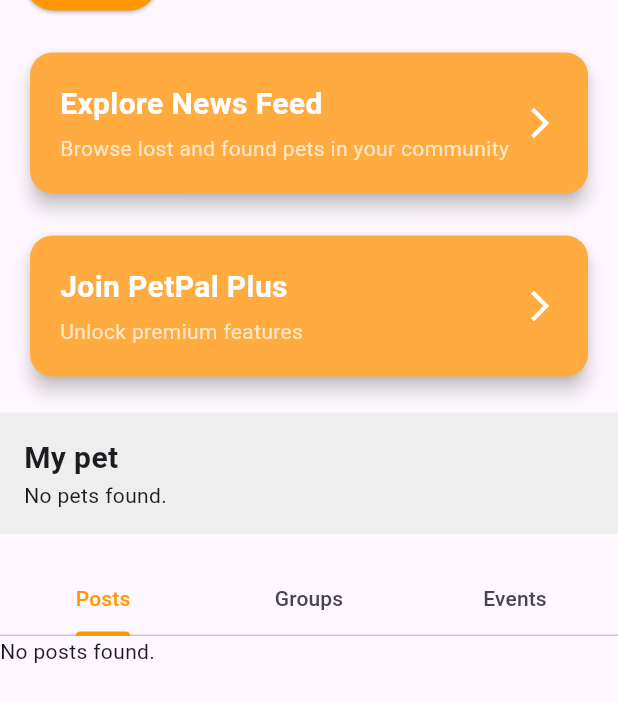
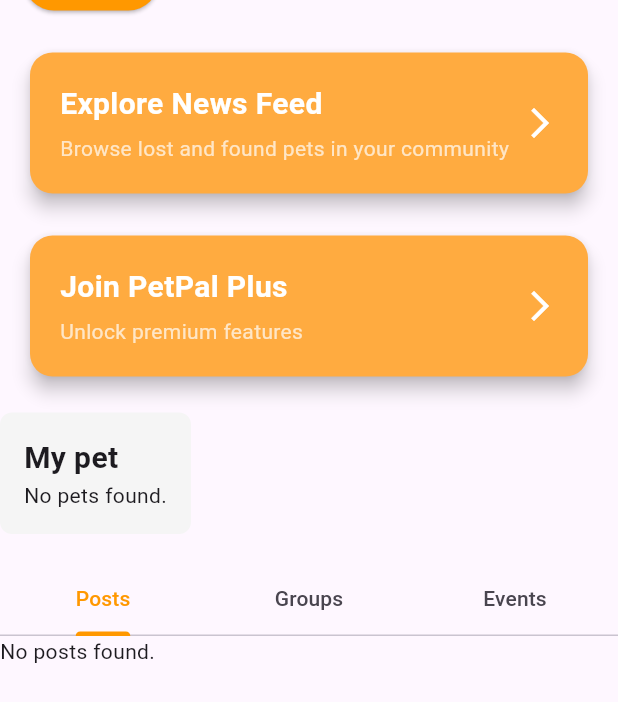
Before and after one commit to PramodLakmal/petpal, a Flutter app: the UserProfile screen opened directly, scrolled down 339 dp, on a phone screen of 412 x 824 dp. Shown: the top 702 px of the screen. Run offline on Flutter 3.47's test engine with Material 3 defaults, Android fonts, the light colour scheme and no system bars; our stand-ins replace cloud_firestore, firebase_auth, firebase_core, firebase_storage, google_sign_in, image_picker and 1 more; accounts and stored records are empty; network calls fail.

Commit message:
Refactor community feed and user profile screens

```diff
--- a/lib/Screens/community_feed_screen.dart
+++ b/lib/Screens/community_feed_screen.dart
@@ -450,9 +450,6 @@
       ),
     );
   }
-
-
-
 }
 
 class CommentSection extends StatefulWidget {
--- a/lib/user registration/userprofile.dart
+++ b/lib/user registration/userprofile.dart
@@ -437,8 +437,10 @@
                 // My pet section
                 Container(
                   padding: const EdgeInsets.all(16.0),
-                  width: double.infinity,
-                  color: Colors.grey[200],
+                  decoration: BoxDecoration(
+                    color: Colors.grey[100],
+                    borderRadius: BorderRadius.circular(8.0),
+                  ),
                   child: Column(
                     crossAxisAlignment: CrossAxisAlignment.start,
                     children: [
```
Lines whose indentation alone changed are shown as unchanged.
